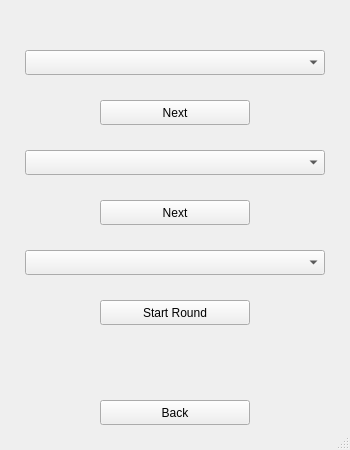
The window that GolfApp/track.ui (drober23/CS340-GolfApp) describes before a commit, drawn with Qt 5.
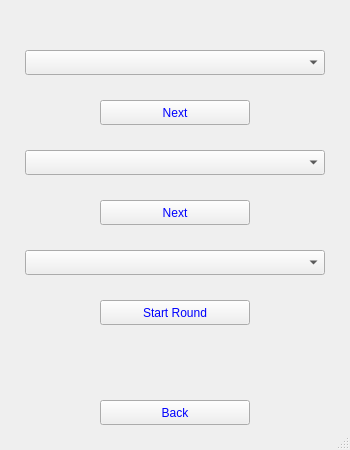
The same window after the commit. Icons and pictures are not drawn.

Commit message: some graphics and new logo

Patch:
```diff
--- a/GolfApp/track.ui
+++ b/GolfApp/track.ui
@@ -13,6 +13,9 @@
   <property name="windowTitle">
    <string>MainWindow</string>
   </property>
+  <property name="styleSheet">
+   <string notr="true">background-image: url(:/new/prefix1/LOGO.jpg);</string>
+  </property>
   <widget class="QWidget" name="centralwidget">
    <widget class="QComboBox" name="courseBox">
     <property name="geometry">
@@ -44,7 +47,8 @@
      </rect>
     </property>
     <property name="styleSheet">
-     <string notr="true">font: 15pt &quot;Comic Sans MS&quot;;</string>
+     <string notr="true">color: rgb(0, 0, 255);
+font: 10pt &quot;Comic Sans MS&quot;;</string>
     </property>
     <property name="text">
      <string>Next</string>
@@ -60,7 +64,8 @@
      </rect>
     </property>
     <property name="styleSheet">
-     <string notr="true">font: 15pt &quot;Comic Sans MS&quot;;</string>
+     <string notr="true">color: rgb(0, 0, 255);
+font: 10pt &quot;Comic Sans MS&quot;;</string>
     </property>
     <property name="text">
      <string>Next</string>
@@ -86,7 +91,8 @@
      </rect>
     </property>
     <property name="styleSheet">
-     <string notr="true">font: 15pt &quot;Comic Sans MS&quot;;</string>
+     <string notr="true">color: rgb(0, 0, 255);
+font: 10pt &quot;Comic Sans MS&quot;;</string>
     </property>
     <property name="text">
      <string>Start Round</string>
@@ -102,7 +108,8 @@
      </rect>
     </property>
     <property name="styleSheet">
-     <string notr="true">font: 15pt &quot;Comic Sans MS&quot;;</string>
+     <string notr="true">color: rgb(0, 0, 255);
+font: 10pt &quot;Comic Sans MS&quot;;</string>
     </property>
     <property name="text">
      <string>Back</string>
```
Left out of the diff: 2 changed lines with no effect on the pictures. The commit also changes 30 other files.
